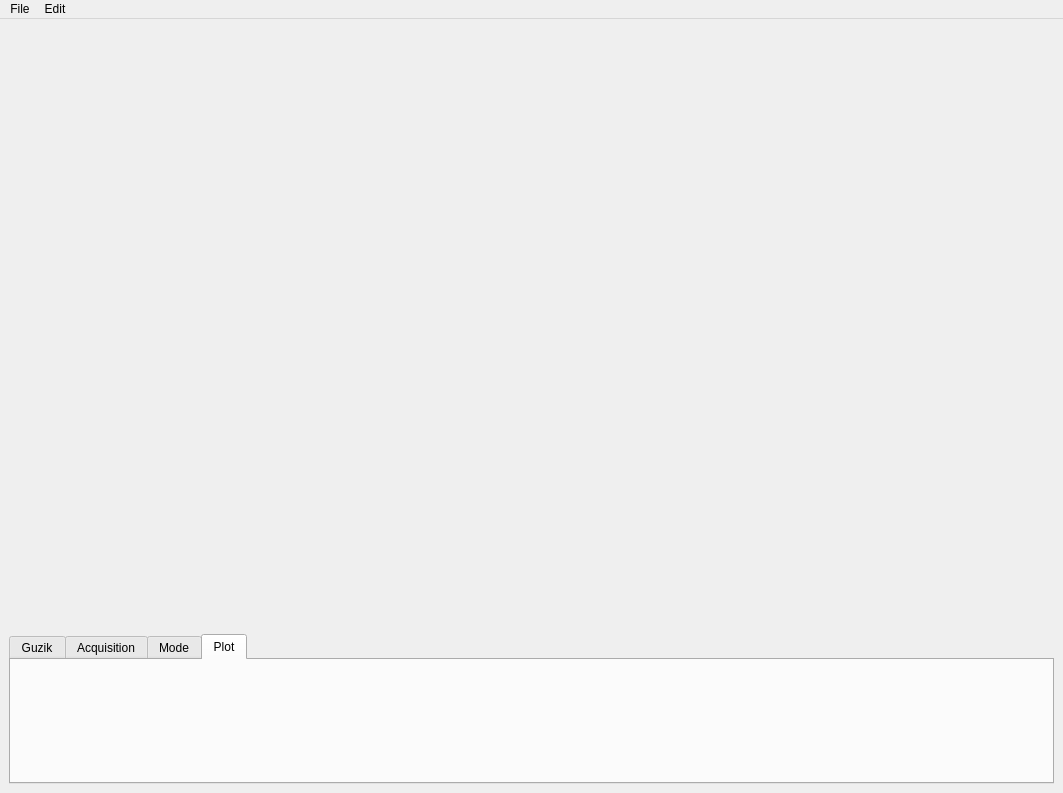
Above: GUI/GuzikLayout.ui from a-dumont/GuzikGUI before the change. Below: the same form after it.
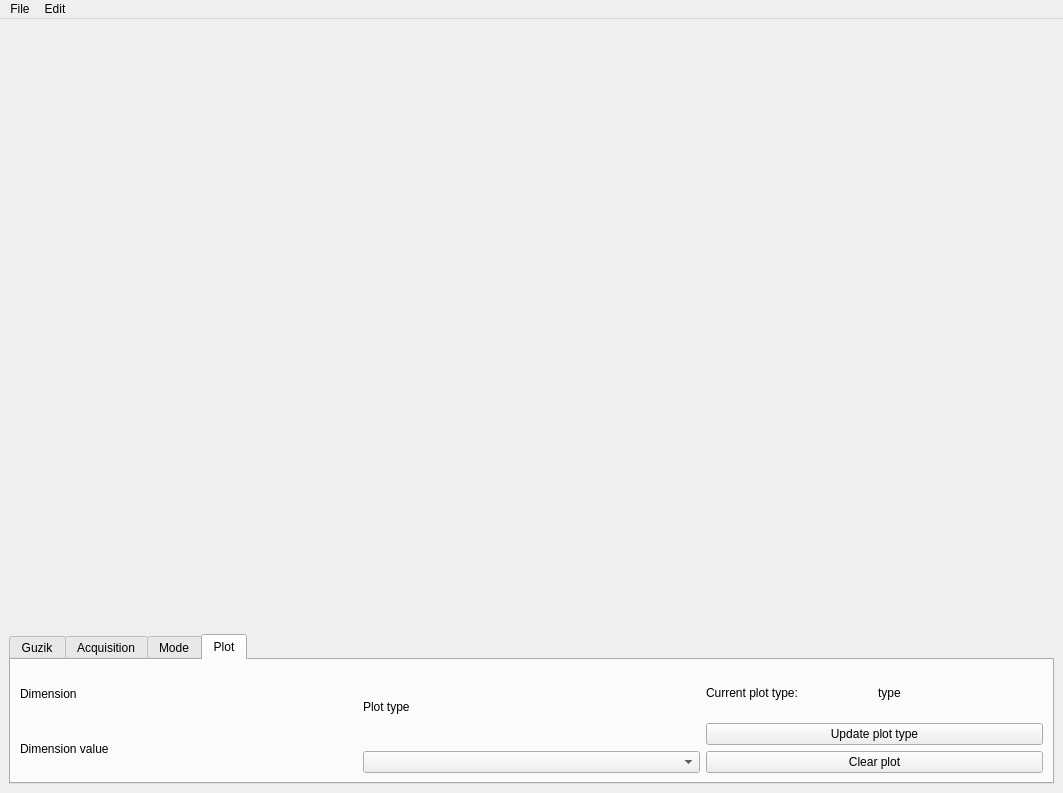
That is the form after the change. The open tabs and pages were chosen to show the change.

What changed in the file:
```diff
--- a/GUI/GuzikLayout.ui
+++ b/GUI/GuzikLayout.ui
@@ -404,6 +404,79 @@
        <attribute name="title">
         <string>Plot</string>
        </attribute>
+       <layout class="QHBoxLayout" name="horizontalLayout_13">
+        <item>
+         <layout class="QVBoxLayout" name="verticalLayout_18">
+          <item>
+           <widget class="QLabel" name="label_CurrentPlotDimension">
+            <property name="text">
+             <string>Dimension</string>
+            </property>
+           </widget>
+          </item>
+          <item>
+           <widget class="QLabel" name="label_CurrentPlotDimensionValue">
+            <property name="text">
+             <string>Dimension value</string>
+            </property>
+            <property name="textFormat">
+             <enum>Qt::AutoText</enum>
+            </property>
+           </widget>
+          </item>
+         </layout>
+        </item>
+        <item>
+         <layout class="QVBoxLayout" name="verticalLayout_20">
+          <item>
+           <widget class="QLabel" name="label_PlotType">
+            <property name="text">
+             <string>Plot type</string>
+            </property>
+           </widget>
+          </item>
+          <item>
+           <widget class="QComboBox" name="comboBox_PlotType"/>
+          </item>
+         </layout>
+        </item>
+        <item>
+         <layout class="QVBoxLayout" name="verticalLayout_19">
+          <item>
+           <layout class="QHBoxLayout" name="horizontalLayout_12">
+            <item>
+             <widget class="QLabel" name="label_CurrentPlotType">
+              <property name="text">
+               <string>Current plot type:</string>
+              </property>
+             </widget>
+            </item>
+            <item>
+             <widget class="QLabel" name="label_CurrentPlotTypeValue">
+              <property name="text">
+               <string>type</string>
+              </property>
+             </widget>
+            </item>
+           </layout>
+          </item>
+          <item>
+           <widget class="QPushButton" name="pushButton_UpdatePlotType">
+            <property name="text">
+             <string>Update plot type</string>
+            </property>
+           </widget>
+          </item>
+          <item>
+           <widget class="QPushButton" name="pushButton_ClearPlot">
+            <property name="text">
+             <string>Clear plot</string>
+            </property>
+           </widget>
+          </item>
+         </layout>
+        </item>
+       </layout>
       </widget>
      </widget>
     </item>
```
Left out of the diff: 55 changed lines with no effect on the pictures.
